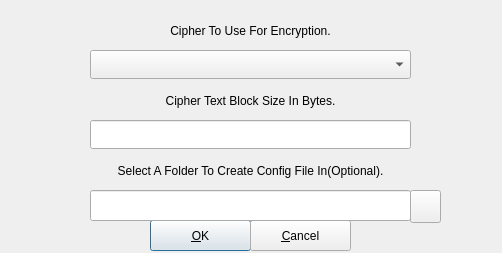
This is src/cryfscreateoptions.ui in mhogomchungu/sirikali as Qt 5 draws it before an edit. The edited form follows.
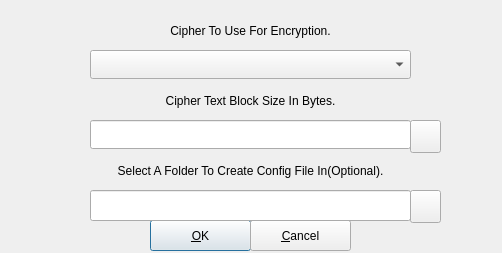
This is the edited form.

Commit message: make it easy to choose between various sizes when creating cryfs volume

Diff of the .ui file:
```diff
--- a/src/cryfscreateoptions.ui
+++ b/src/cryfscreateoptions.ui
@@ -145,6 +145,19 @@
     <string/>
    </property>
   </widget>
+  <widget class="QPushButton" name="pbOptions">
+   <property name="geometry">
+    <rect>
+     <x>410</x>
+     <y>120</y>
+     <width>31</width>
+     <height>33</height>
+    </rect>
+   </property>
+   <property name="text">
+    <string/>
+   </property>
+  </widget>
  </widget>
  <tabstops>
   <tabstop>comboBox</tabstop>
```
The commit also changes 1 other file.
